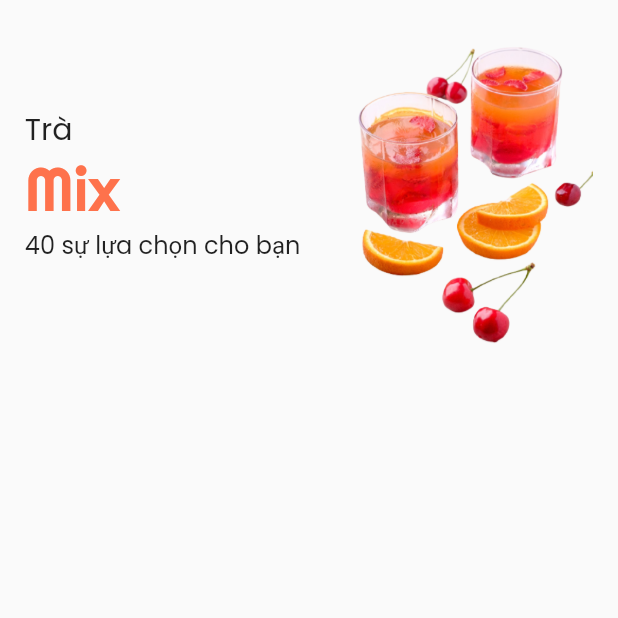
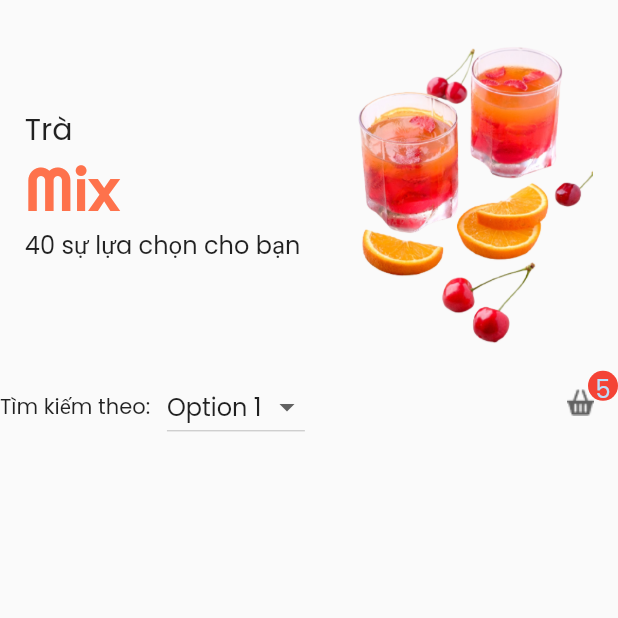
Before and after one commit to ndkai/zens_evaluation_test, a Flutter app: the screen it shows after launch, on a phone screen of 412 x 824 dp, the top half of it. Run offline on Flutter 3.47's test engine with Material 2 defaults, Android fonts, the phone set to English and light mode, and no system bars.

Commit message:
feat: add ProductListActionBar

```diff
--- a/lib/features/product_list/presentation/pages/product_list_screen.dart
+++ b/lib/features/product_list/presentation/pages/product_list_screen.dart
@@ -3,6 +3,7 @@ import 'package:flutter/widgets.dart';
 import 'package:zens_evaluation_test/core/size_config.dart';
 
 import '../../../../core/helper.dart';
+import '../widgets/product_list_action_bar.dart';
 import '../widgets/product_list_header.dart';
 
 class ProductListScreen extends StatelessWidget {
@@ -15,7 +16,8 @@ class ProductListScreen extends StatelessWidget {
       body: SafeArea(
         child: Column(
           children: [
-            ProductListHeader()
+            ProductListHeader(),
+            ProductListActionBar(),
           ],
         ),
       ),
--- /dev/null
+++ b/lib/features/product_list/presentation/widgets/product_list_action_bar.dart
@@ -0,0 +1,54 @@
+import 'package:flutter/material.dart';
+
+class ProductListActionBar extends StatelessWidget {
+  const ProductListActionBar({super.key});
+
+  @override
+  Widget build(BuildContext context) {
+    String selectedValue = 'Option 1';
+    return  Row(
+      mainAxisAlignment: MainAxisAlignment.spaceBetween,
+      crossAxisAlignment: CrossAxisAlignment.start,
+      children: [
+        Row(
+          children: [
+            const Text("Tìm kiếm theo:   "),
+            DropdownButton<String>(
+              value: selectedValue,
+              onChanged: (String? newValue) {
+
+              },
+              items: <String>['Option 1', 'Option 2', 'Option 3', 'Option 4']
+                  .map((String value) {
+                return DropdownMenuItem<String>(
+                  value: value,
+                  child: Text(value),
+                );
+              }).toList(),
+            ),
+          ],
+        ),
+        SizedBox(
+          height: 30,
+          width: 50,
+          child: Stack(
+            children: [
+              Align(
+                alignment: Alignment.bottomCenter,
+                child: Image.asset("assets/icons/cart.png"),
+              ),
+              Align(
+                alignment: Alignment.topRight,
+                child:  CircleAvatar(
+                  radius: 10,
+                  backgroundColor: Colors.red,
+                  child: Text("5"),
+                ),
+              )
+            ],
+          ),
+        )
+      ],
+    );
+  }
+}
--- a/pubspec.yaml
+++ b/pubspec.yaml
@@ -34,3 +34,4 @@ flutter:
         - asset: fonts/righteous/Righteous-Regular.ttf
   assets:
     - assets/images/
+    - assets/icons/
```
Also changed, not shown: assets/icons/cart.png (added), lib/generated/assets.dart (added).
